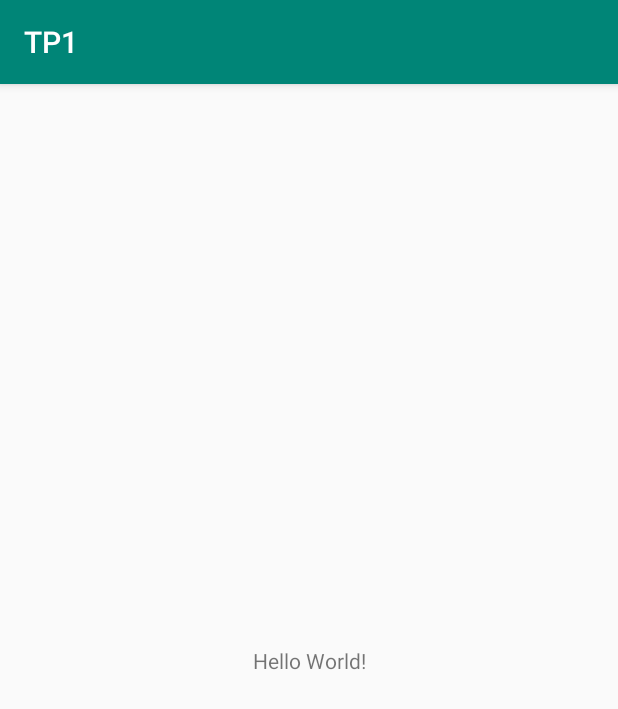
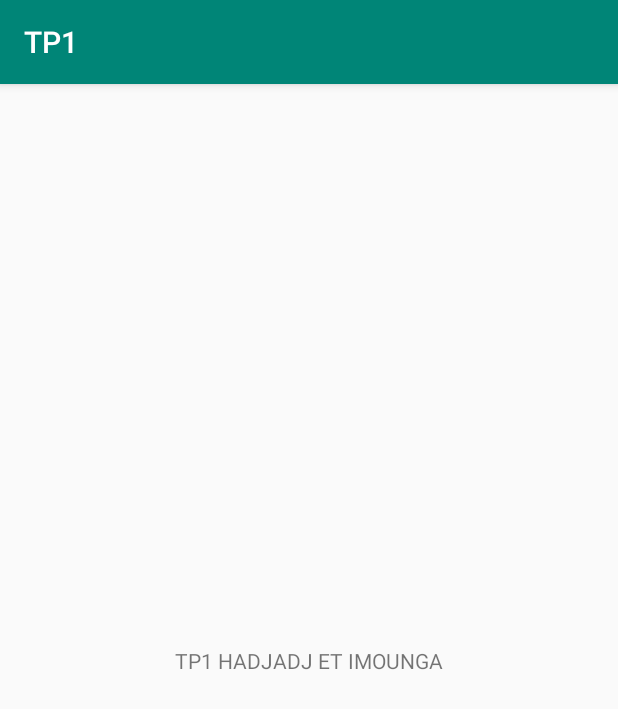
Before and after one commit to HadjadjImoungaTHYP/DevMobile, an Android app: the screen it shows after launch (MainActivity), on a phone screen of 412 x 824 dp. Shown: the top 709 px of the screen. Run offline under Robolectric (Android 15) with nearby library versions, the phone set to English and light mode, and no system bars.

```diff
--- a/TP1/app/src/main/java/com/hadjimo/tp1/MainActivity.kt
+++ b/TP1/app/src/main/java/com/hadjimo/tp1/MainActivity.kt
@@ -15,25 +15,37 @@ class MainActivity : AppCompatActivity() {
 
     override fun onStart() {
         super.onStart()
+
+        Toast.makeText(this, "Test", Toast.LENGTH_SHORT).show()
     }
 
     override fun onResume() {
         super.onResume()
+
+        Toast.makeText(this, "Test", Toast.LENGTH_SHORT).show()
     }
 
     override fun onPause() {
         super.onPause()
+
+        Toast.makeText(this, "Test", Toast.LENGTH_SHORT).show()
     }
 
     override fun onRestart() {
         super.onRestart()
+
+        Toast.makeText(this, "Test", Toast.LENGTH_SHORT).show()
     }
 
     override fun onStop() {
         super.onStop()
+
+        Toast.makeText(this, "Test", Toast.LENGTH_SHORT).show()
     }
 
     override fun onDestroy() {
         super.onDestroy()
+
+        Toast.makeText(this, "Test", Toast.LENGTH_SHORT).show()
     }
 }
--- a/TP1/app/src/main/res/layout/activity_main.xml
+++ b/TP1/app/src/main/res/layout/activity_main.xml
@@ -9,7 +9,7 @@
     <TextView
         android:layout_width="wrap_content"
         android:layout_height="wrap_content"
-        android:text="Hello World!"
+        android:text="TP1 HADJADJ ET IMOUNGA"
         app:layout_constraintBottom_toBottomOf="parent"
         app:layout_constraintLeft_toLeftOf="parent"
         app:layout_constraintRight_toRightOf="parent"
```
